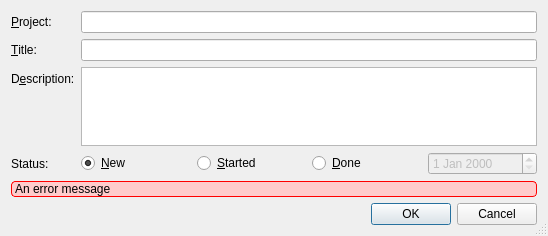
agateau/qyok, file addtaskdialog.ui: the form before one commit.
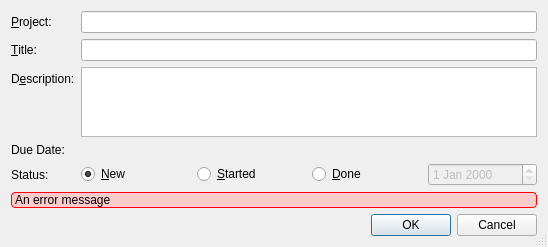
The form after the commit. Custom widgets are drawn as their Qt base class.

Commit message: Super ugly first version of YDateEdit widget.

The edit to the form file:
```diff
--- a/addtaskdialog.ui
+++ b/addtaskdialog.ui
@@ -7,7 +7,7 @@
     <x>0</x>
     <y>0</y>
     <width>548</width>
-    <height>236</height>
+    <height>238</height>
    </rect>
   </property>
   <property name="windowTitle">
@@ -71,14 +71,14 @@
        </property>
       </widget>
      </item>
-     <item row="3" column="0">
+     <item row="4" column="0">
       <widget class="QLabel" name="label_3">
        <property name="text">
         <string>Status:</string>
        </property>
       </widget>
      </item>
-     <item row="3" column="1">
+     <item row="4" column="1">
       <layout class="QHBoxLayout" name="horizontalLayout">
        <item>
         <widget class="QRadioButton" name="statusNew">
@@ -113,6 +113,23 @@
        </item>
       </layout>
      </item>
+     <item row="3" column="0">
+      <widget class="QLabel" name="label_5">
+       <property name="text">
+        <string>Due Date:</string>
+       </property>
+      </widget>
+     </item>
+     <item row="3" column="1">
+      <widget class="YDateEdit" name="dueDateEdit" native="true">
+       <property name="minimumSize">
+        <size>
+         <width>100</width>
+         <height>0</height>
+        </size>
+       </property>
+      </widget>
+     </item>
     </layout>
    </item>
    <item>
@@ -146,6 +163,14 @@
    </item>
   </layout>
  </widget>
+ <customwidgets>
+  <customwidget>
+   <class>YDateEdit</class>
+   <extends>QWidget</extends>
+   <header>ydateedit.h</header>
+   <container>1</container>
+  </customwidget>
+ </customwidgets>
  <tabstops>
   <tabstop>projectLineEdit</tabstop>
   <tabstop>titleLineEdit</tabstop>
```
The commit also changes 2 other files.
